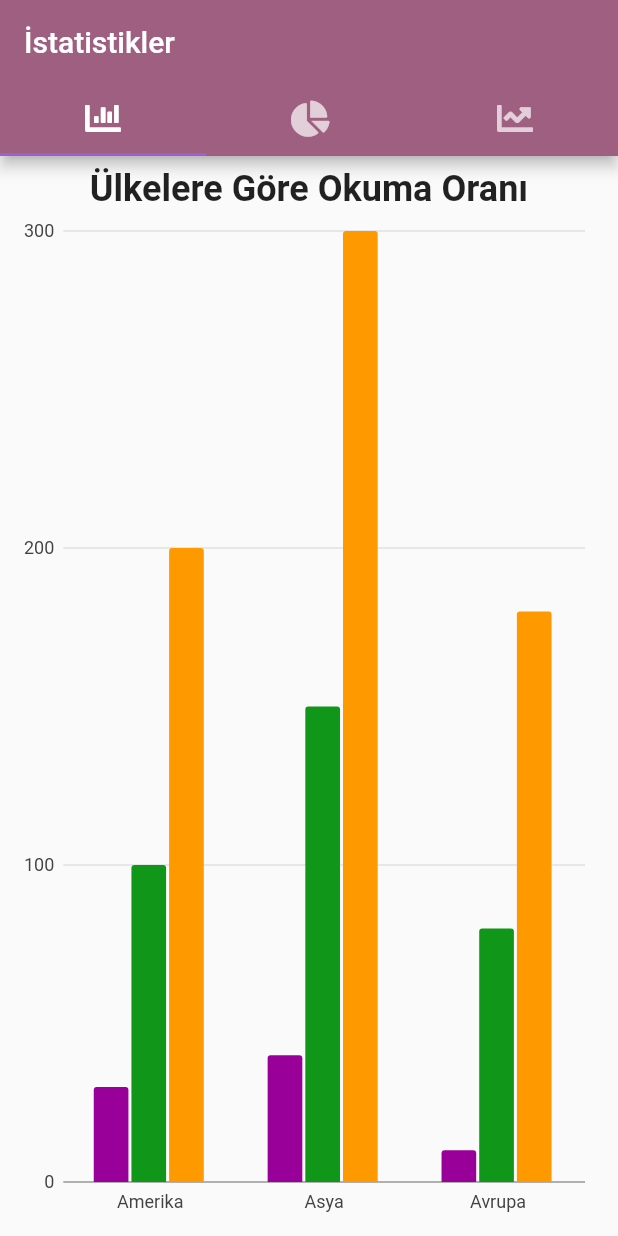
After one commit to belyaerenturk/virt_shelf, a Flutter app: the HomePage screen opened directly, in the side drawer, after a tap on "İstatistikler", on a phone screen of 412 x 824 dp. The commit adds this screen. Run offline on Flutter 3.47's test engine with Material 2 defaults, Android fonts, the light colour scheme and no system bars; our stand-ins replace charts_flutter, file_picker, firebase_storage, font_awesome_flutter, shared_preferences, sqflite; missing offline and left inert: flutter_pdfview; accounts and stored records are empty.

Commit message:
Tasarımsal güncellemeler ve yenilikler

```diff
--- a/lib/items/side_menu.dart
+++ b/lib/items/side_menu.dart
@@ -7,6 +7,7 @@ import 'package:virt_shelf/screens/book_wirter_page.dart';
 import 'package:virt_shelf/screens/opening_screen.dart';
 import 'package:virt_shelf/screens/pdf_viewer_page.dart';
 import 'package:virt_shelf/screens/settings_screen.dart';
+import 'package:virt_shelf/screens/statistics_screen.dart';
 
 class SideMenu extends StatefulWidget {
   @override
@@ -112,6 +113,21 @@ class _SideMenuState extends State<SideMenu> {
                     thickness: 1,
                   ),
                   ListTile(
+                    leading: Icon(Icons.show_chart),
+                    title: Text("İstatistikler"),
+                    onTap: () {
+                      Navigator.push(
+                        context,
+                        MaterialPageRoute(builder: (context) => StatisticsScreen()),
+                      );
+                    },
+                  ),
+                  Divider(
+                    height: 1.0,
+                    color: Colors.blueGrey,
+                    thickness: 1,
+                  ),
+                  ListTile(
                     leading: Icon(Icons.settings),
                     title: Text("AYARLAR"),
                     onTap: () {
--- /dev/null
+++ b/lib/screens/statistics_screen.dart
@@ -0,0 +1,305 @@
+import 'package:flutter/material.dart';
+import 'package:charts_flutter/flutter.dart' as charts;
+import 'package:font_awesome_flutter/font_awesome_flutter.dart';
+import 'package:virt_shelf/items/constants.dart';
+
+class StatisticsScreen extends StatefulWidget {
+  final Widget child;
+
+  StatisticsScreen({Key key, this.child}) : super(key: key);
+
+  _StatisticsScreenState createState() => _StatisticsScreenState();
+}
+
+class _StatisticsScreenState extends State<StatisticsScreen> {
+  List<charts.Series<Rate, String>> _seriesData;
+  List<charts.Series<Task, String>> _seriesPieData;
+  List<charts.Series<Read, int>> _seriesLineData;
+
+  _generateData() {
+    var data1 = [
+      new Rate(1980, 'Amerika', 30),
+      new Rate(1980, 'Asya', 40),
+      new Rate(1980, 'Avrupa', 10),
+    ];
+    var data2 = [
+      new Rate(1985, 'Amerika', 100),
+      new Rate(1980, 'Asya', 150),
+      new Rate(1985, 'Avrupa', 80),
+    ];
+    var data3 = [
+      new Rate(1985, 'Amerika', 200),
+      new Rate(1980, 'Asya', 300),
+      new Rate(1985, 'Avrupa', 180),
+    ];
+
+    var piedata = [
+      new Task('Okumuyor', 53, Color(0xff3366cc)),
+      new Task('Ayda birden az', 11, Color(0xff990099)),
+      new Task('2-3 haftada bir', 10, Color(0xff109618)),
+      new Task('Haftada 1-3 gün', 12, Color(0xfffdbe19)),
+      new Task('Haftada 3\'ten fazla', 14, Color(0xffff9900)),
+    ];
+
+    var linesalesdata = [
+      new Read(0, 45),
+      new Read(1, 56),
+      new Read(2, 55),
+      new Read(3, 60),
+      new Read(4, 61),
+      new Read(5, 70),
+    ];
+    var linesalesdata1 = [
+      new Read(0, 35),
+      new Read(1, 46),
+      new Read(2, 45),
+      new Read(3, 50),
+      new Read(4, 51),
+      new Read(5, 60),
+    ];
+
+    var linesalesdata2 = [
+      new Read(0, 20),
+      new Read(1, 24),
+      new Read(2, 25),
+      new Read(3, 40),
+      new Read(4, 45),
+      new Read(5, 60),
+    ];
+
+    _seriesData.add(
+      charts.Series(
+        domainFn: (Rate pollution, _) => pollution.place,
+        measureFn: (Rate pollution, _) => pollution.quantity,
+        id: '2017',
+        data: data1,
+        fillPatternFn: (_, __) => charts.FillPatternType.solid,
+        fillColorFn: (Rate pollution, _) =>
+            charts.ColorUtil.fromDartColor(Color(0xff990099)),
+      ),
+    );
+
+    _seriesData.add(
+      charts.Series(
+        domainFn: (Rate pollution, _) => pollution.place,
+        measureFn: (Rate pollution, _) => pollution.quantity,
+        id: '2018',
+        data: data2,
+        fillPatternFn: (_, __) => charts.FillPatternType.solid,
+        fillColorFn: (Rate pollution, _) =>
+            charts.ColorUtil.fromDartColor(Color(0xff109618)),
+      ),
+    );
+
+    _seriesData.add(
+      charts.Series(
+        domainFn: (Rate pollution, _) => pollution.place,
+        measureFn: (Rate pollution, _) => pollution.quantity,
+        id: '2019',
+        data: data3,
+        fillPatternFn: (_, __) => charts.FillPatternType.solid,
+        fillColorFn: (Rate pollution, _) =>
+            charts.ColorUtil.fromDartColor(Color(0xffff9900)),
+      ),
+    );
+
+    _seriesPieData.add(
+      charts.Series(
+        domainFn: (Task task, _) => task.task,
+        measureFn: (Task task, _) => task.taskvalue,
+        colorFn: (Task task, _) =>
+            charts.ColorUtil.fromDartColor(task.colorval),
+        id: 'Air Pollution',
+        data: piedata,
+        labelAccessorFn: (Task row, _) => '${row.taskvalue}',
+      ),
+    );
+
+    _seriesLineData.add(
+      charts.Series(
+        colorFn: (__, _) => charts.ColorUtil.fromDartColor(Color(0xff990099)),
+        id: 'Air Pollution',
+        data: linesalesdata,
+        domainFn: (Read sales, _) => sales.yearval,
+        measureFn: (Read sales, _) => sales.salesval,
+      ),
+    );
+    _seriesLineData.add(
+      charts.Series(
+        colorFn: (__, _) => charts.ColorUtil.fromDartColor(Color(0xff109618)),
+        id: 'Air Pollution',
+        data: linesalesdata1,
+        domainFn: (Read sales, _) => sales.yearval,
+        measureFn: (Read sales, _) => sales.salesval,
+      ),
+    );
+    _seriesLineData.add(
+      charts.Series(
+        colorFn: (__, _) => charts.ColorUtil.fromDartColor(Color(0xffff9900)),
+        id: 'Air Pollution',
+        data: linesalesdata2,
+        domainFn: (Read sales, _) => sales.yearval,
+        measureFn: (Read sales, _) => sales.salesval,
+      ),
+    );
+  }
+
+  @override
+  void initState() {
+    // TODO: implement initState
+    super.initState();
+    _seriesData = List<charts.Series<Rate, String>>();
+    _seriesPieData = List<charts.Series<Task, String>>();
+    _seriesLineData = List<charts.Series<Read, int>>();
+    _generateData();
+  }
+
+  @override
+  Widget build(BuildContext context) {
+    return MaterialApp(
+      debugShowCheckedModeBanner: false,
+      home: DefaultTabController(
+        length: 3,
+        child: Scaffold(
+          appBar: AppBar(
+            backgroundColor: mdDarkPink,
+            //backgroundColor: Color(0xff1976d2),
+            //backgroundColor: Color(0xff308e1c),
+            bottom: TabBar(
+              indicatorColor: Color(0xff9962D0),
+              tabs: [
+                Tab(
+                  icon: Icon(FontAwesomeIcons.solidChartBar),
+                ),
+                Tab(icon: Icon(FontAwesomeIcons.chartPie)),
+                Tab(icon: Icon(FontAwesomeIcons.chartLine)),
+              ],
+            ),
+            title: Text('İstatistikler'),
+          ),
+          body: TabBarView(
+            children: [
+              Padding(
+                padding: EdgeInsets.all(8.0),
+                child: Container(
+                  child: Center(
+                    child: Column(
+                      children: <Widget>[
+                        Text(
+                          'Ülkelere Göre Okuma Oranı',style: TextStyle(fontSize: 24.0,fontWeight: FontWeight.bold),),
+                        Expanded(
+                          child: charts.BarChart(
+                            _seriesData,
+                            animate: true,
+                            barGroupingType: charts.BarGroupingType.grouped,
+                            //behaviors: [new charts.SeriesLegend()],
+                            animationDuration: Duration(seconds: 5),
+                          ),
+                        ),
+                      ],
+                    ),
+                  ),
+                ),
+              ),
+              Padding(
+                padding: EdgeInsets.all(8.0),
+                child: Container(
+                  child: Center(
+                    child: Column(
+                      children: <Widget>[
+                        Text(
+                          'Kitap Okuma Sıklığı',style: TextStyle(fontSize: 24.0,fontWeight: FontWeight.bold),),
+                        SizedBox(height: 10.0,),
+                        Expanded(
+                          child: charts.PieChart(
+                              _seriesPieData,
+                              animate: true,
+                              animationDuration: Duration(seconds: 5),
+                              behaviors: [
+                                new charts.DatumLegend(
+                                  outsideJustification: charts.OutsideJustification.endDrawArea,
+                                  horizontalFirst: false,
+                                  desiredMaxRows: 2,
+                                  cellPadding: new EdgeInsets.only(right: 4.0, bottom: 4.0),
+                                  entryTextStyle: charts.TextStyleSpec(
+                                      color: charts.MaterialPalette.purple.shadeDefault,
+                                      fontFamily: 'Georgia',
+                                      fontSize: 11),
+                                )
+                              ],
+                              defaultRenderer: new charts.ArcRendererConfig(
+                                  arcWidth: 100,
+                                  arcRendererDecorators: [
+                                    new charts.ArcLabelDecorator(
+                                        labelPosition: charts.ArcLabelPosition.inside)
+                                  ])),
+                        ),
+                      ],
+                    ),
+                  ),
+                ),
+              ),
+              Padding(
+                padding: EdgeInsets.all(8.0),
+                child: Container(
+                  child: Center(
+                    child: Column(
+                      children: <Widget>[
+                        Text(
+                          'İlk 5 Yıl İçin Okunma Oranı',style: TextStyle(fontSize: 24.0,fontWeight: FontWeight.bold),),
+                        Expanded(
+                          child: charts.LineChart(
+                              _seriesLineData,
+                              defaultRenderer: new charts.LineRendererConfig(
+                                  includeArea: true, stacked: true),
+                              animate: true,
+                              animationDuration: Duration(seconds: 5),
+                              behaviors: [
+                                new charts.ChartTitle('Yıllar',
+                                    behaviorPosition: charts.BehaviorPosition.bottom,
+                                    titleOutsideJustification:charts.OutsideJustification.middleDrawArea),
+                                new charts.ChartTitle('Okunma',
+                                    behaviorPosition: charts.BehaviorPosition.start,
+                                    titleOutsideJustification: charts.OutsideJustification.middleDrawArea),
+                                new charts.ChartTitle('Yazarlar',
+                                  behaviorPosition: charts.BehaviorPosition.end,
+                                  titleOutsideJustification:charts.OutsideJustification.middleDrawArea,
+                                )
+                              ]
+                          ),
+                        ),
+                      ],
+                    ),
+                  ),
+                ),
+              ),
+            ],
+          ),
+        ),
+      ),
+    );
+  }
+}
+
+class Rate {
+  String place;
+  int year;
+  int quantity;
+
+  Rate(this.year, this.place, this.quantity);
+}
+
+class Task {
+  String task;
+  double taskvalue;
+  Color colorval;
+
+  Task(this.task, this.taskvalue, this.colorval);
+}
+
+class Read {
+  int yearval;
+  int salesval;
+
+  Read(this.yearval, this.salesval);
+}
--- a/pubspec.yaml
+++ b/pubspec.yaml
@@ -38,6 +38,8 @@ dependencies:
   firebase_core: ^1.3.0
   firebase_database: ^7.1.1
   firebase_storage: ^8.1.3
+  charts_flutter: ^0.10.0
+  font_awesome_flutter: ^9.1.0
 
 dev_dependencies:
   flutter_test:
```
Also changed, not shown: lib/screens/settings_screen.dart (+176 -1 lines), pubspec.lock.
